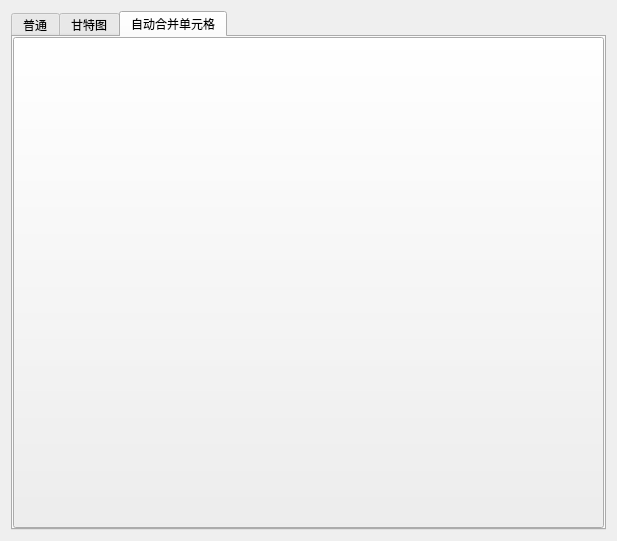
The window that QtClassLibrary/QtClassLibrary.ui (Lilith90s/QtClassLibrary) describes before a commit, drawn with Qt 5.
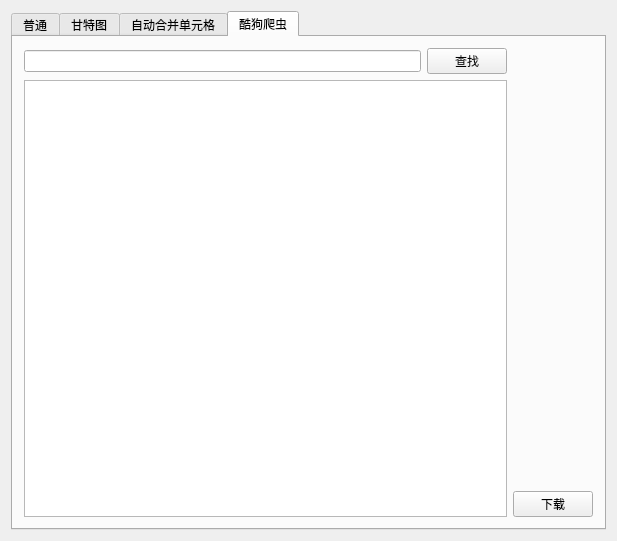
The same window after the commit. Icons and pictures are not drawn. Custom widgets are drawn as their Qt base class.

Commit message: 添加酷狗网络爬虫

```diff
--- a/QtClassLibrary/QtClassLibrary.ui
+++ b/QtClassLibrary/QtClassLibrary.ui
@@ -35,7 +35,7 @@
       <item>
        <widget class="QTabWidget" name="tabWidget">
         <property name="currentIndex">
-         <number>2</number>
+         <number>3</number>
         </property>
         <widget class="QWidget" name="tab">
          <attribute name="title">
@@ -217,6 +217,62 @@
           </item>
          </layout>
         </widget>
+        <widget class="QWidget" name="tab_4">
+         <attribute name="title">
+          <string>酷狗爬虫</string>
+         </attribute>
+         <layout class="QVBoxLayout" name="verticalLayout_12">
+          <item>
+           <layout class="QHBoxLayout" name="horizontalLayout_2">
+            <item>
+             <layout class="QVBoxLayout" name="verticalLayout_10">
+              <item>
+               <layout class="QHBoxLayout" name="horizontalLayout">
+                <item>
+                 <widget class="QLineEdit" name="songNameEdit"/>
+                </item>
+                <item>
+                 <widget class="QPushButton" name="searchSongButton">
+                  <property name="text">
+                   <string>查找</string>
+                  </property>
+                 </widget>
+                </item>
+               </layout>
+              </item>
+              <item>
+               <widget class="QListWidget" name="songListWidget"/>
+              </item>
+             </layout>
+            </item>
+            <item>
+             <layout class="QVBoxLayout" name="verticalLayout_11">
+              <item>
+               <spacer name="verticalSpacer">
+                <property name="orientation">
+                 <enum>Qt::Vertical</enum>
+                </property>
+                <property name="sizeHint" stdset="0">
+                 <size>
+                  <width>20</width>
+                  <height>40</height>
+                 </size>
+                </property>
+               </spacer>
+              </item>
+              <item>
+               <widget class="QPushButton" name="downloadButton">
+                <property name="text">
+                 <string>下载</string>
+                </property>
+               </widget>
+              </item>
+             </layout>
+            </item>
+           </layout>
+          </item>
+         </layout>
+        </widget>
        </widget>
       </item>
      </layout>
```
The commit also changes 12 other files.
